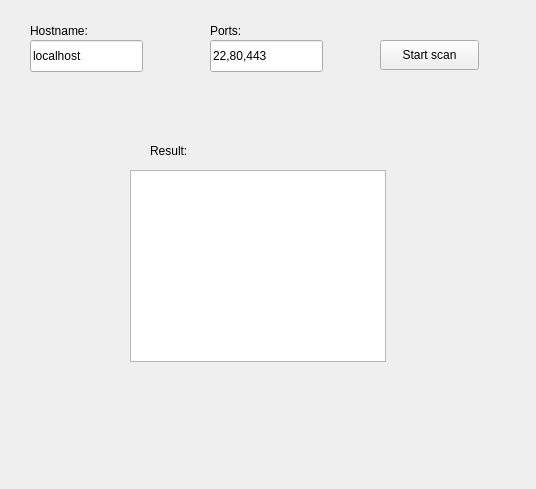
Old version of the form scannergui.ui in the repository Hana103/QScanner.
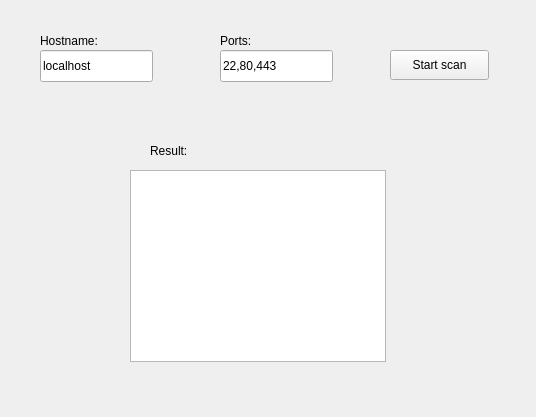
New version of the form.

Diff of the .ui file:
```diff
--- a/scannergui.ui
+++ b/scannergui.ui
@@ -7,7 +7,7 @@
     <x>0</x>
     <y>0</y>
     <width>536</width>
-    <height>489</height>
+    <height>417</height>
    </rect>
   </property>
   <property name="windowTitle">
@@ -16,8 +16,8 @@
   <widget class="QLineEdit" name="hostnameEntry">
    <property name="geometry">
     <rect>
-     <x>30</x>
-     <y>40</y>
+     <x>40</x>
+     <y>50</y>
      <width>113</width>
      <height>32</height>
     </rect>
@@ -29,8 +29,8 @@
   <widget class="QLineEdit" name="portEntry">
    <property name="geometry">
     <rect>
-     <x>210</x>
-     <y>40</y>
+     <x>220</x>
+     <y>50</y>
      <width>113</width>
      <height>32</height>
     </rect>
@@ -42,8 +42,8 @@
   <widget class="QPushButton" name="startButton">
    <property name="geometry">
     <rect>
-     <x>380</x>
-     <y>40</y>
+     <x>390</x>
+     <y>50</y>
      <width>99</width>
      <height>30</height>
     </rect>
@@ -65,8 +65,8 @@
   <widget class="QLabel" name="label">
    <property name="geometry">
     <rect>
-     <x>30</x>
-     <y>20</y>
+     <x>40</x>
+     <y>30</y>
      <width>91</width>
      <height>22</height>
     </rect>
@@ -91,8 +91,8 @@
   <widget class="QLabel" name="label_3">
    <property name="geometry">
     <rect>
-     <x>210</x>
-     <y>20</y>
+     <x>220</x>
+     <y>30</y>
      <width>68</width>
      <height>22</height>
     </rect>
```
